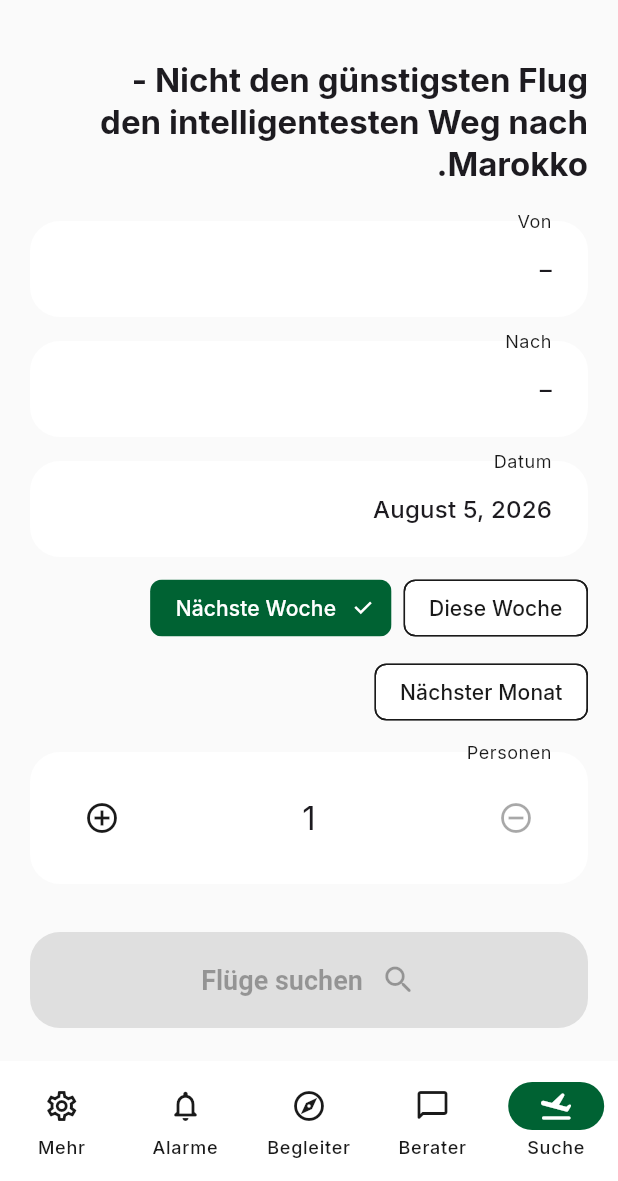
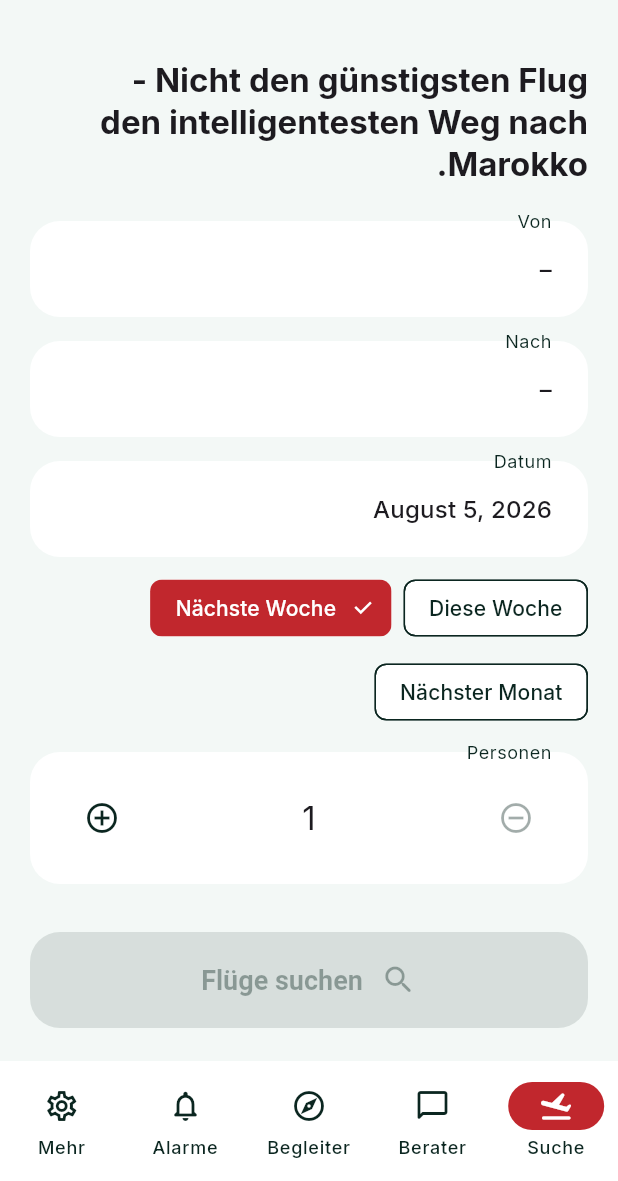
Before and after one commit to bakr1100-cyber/Bakr, a Flutter app: the screen it shows after launch, after a tap on "الدارجة", on a phone screen of 412 x 824 dp, the part 55-1236 px from its top. Run offline on Flutter 3.47's test engine with Material 3 defaults, Android fonts, the phone set to English and light mode, and no system bars; our stand-ins replace firebase_core, firebase_messaging, flutter_local_notifications, flutter_tts, google_fonts, shared_preferences and 1 more; accounts and stored records are empty.

Commit message:
New brand palette: Fès-Smaragd (teal-emerald green as primary accent)
Replaces the flat flag red/green with a saturated teal-emerald ("Fès-Smaragd")
as the primary UI accent, keeps flag red as a sparing secondary/error accent,
and adds a gold tertiary for highlights. The true flag colors are kept only
for the literal flag decoration on the language select screen.

```diff
--- a/lib/core/theme/app_colors.dart
+++ b/lib/core/theme/app_colors.dart
@@ -1,29 +1,36 @@
 import 'package:flutter/material.dart';
 
-/// Palette drawn from the Moroccan flag: red field, green pentagram, white.
+/// "Fès-Smaragd": a saturated teal-emerald (blend of Fès riad-roof turquoise
+/// and jewel emerald) as the brand accent, with the Moroccan flag red kept
+/// as a sparing accent and gold as a tertiary highlight.
 class AppColors {
   AppColors._();
 
   static const Color moroccoRed = Color(0xFFC1272D);
-  static const Color moroccoGreen = Color(0xFF006233);
+  static const Color moroccoGreen = Color(0xFF00A88C);
   static const Color moroccoWhite = Color(0xFFFFFFFF);
+  static const Color moroccoGold = Color(0xFFDEB44C);
+
+  /// True Moroccan flag green — only for rendering the actual flag, not the
+  /// app's UI accent (see [moroccoGreen] for that).
+  static const Color flagGreen = Color(0xFF006233);
 
   static const Color redDark = Color(0xFF8E1B21);
-  static const Color greenDark = Color(0xFF00431F);
+  static const Color greenDark = Color(0xFF066455);
 
   // Light theme surfaces
-  static const Color lightBackground = Color(0xFFFAFAFA);
+  static const Color lightBackground = Color(0xFFF3F8F6);
   static const Color lightSurface = Color(0xFFFFFFFF);
-  static const Color lightOnSurface = Color(0xFF1A1A1A);
-  static const Color lightSubtle = Color(0xFF6B6B6B);
+  static const Color lightOnSurface = Color(0xFF0B2620);
+  static const Color lightSubtle = Color(0xFF5B7A72);
 
   // Dark theme surfaces
-  static const Color darkBackground = Color(0xFF121212);
-  static const Color darkSurface = Color(0xFF1E1E1E);
-  static const Color darkOnSurface = Color(0xFFF2F2F2);
-  static const Color darkSubtle = Color(0xFFAFAFAF);
+  static const Color darkBackground = Color(0xFF08201B);
+  static const Color darkSurface = Color(0xFF102822);
+  static const Color darkOnSurface = Color(0xFFDEF5EE);
+  static const Color darkSubtle = Color(0xFF7FC7B6);
 
   static const Color success = moroccoGreen;
   static const Color danger = moroccoRed;
-  static const Color warning = Color(0xFFE0A500);
+  static const Color warning = moroccoGold;
 }
--- a/lib/core/theme/app_theme.dart
+++ b/lib/core/theme/app_theme.dart
@@ -17,10 +17,12 @@ class AppTheme {
 
     final colorScheme = ColorScheme(
       brightness: brightness,
-      primary: AppColors.moroccoRed,
+      primary: AppColors.moroccoGreen,
       onPrimary: AppColors.moroccoWhite,
-      secondary: AppColors.moroccoGreen,
+      secondary: AppColors.moroccoRed,
       onSecondary: AppColors.moroccoWhite,
+      tertiary: AppColors.moroccoGold,
+      onTertiary: AppColors.lightOnSurface,
       error: AppColors.danger,
       onError: AppColors.moroccoWhite,
       surface: isDark ? AppColors.darkSurface : AppColors.lightSurface,
@@ -51,7 +53,7 @@ class AppTheme {
       elevatedButtonTheme: ElevatedButtonThemeData(
         style: ElevatedButton.styleFrom(
           minimumSize: const Size.fromHeight(64),
-          backgroundColor: AppColors.moroccoRed,
+          backgroundColor: AppColors.moroccoGreen,
           foregroundColor: AppColors.moroccoWhite,
           textStyle: const TextStyle(
             fontSize: 18,
@@ -65,7 +67,7 @@ class AppTheme {
       filledButtonTheme: FilledButtonThemeData(
         style: FilledButton.styleFrom(
           minimumSize: const Size.fromHeight(64),
-          backgroundColor: AppColors.moroccoGreen,
+          backgroundColor: AppColors.greenDark,
           foregroundColor: AppColors.moroccoWhite,
           shape: RoundedRectangleBorder(
             borderRadius: BorderRadius.circular(20),
--- a/lib/screens/companion/travel_companion_screen.dart
+++ b/lib/screens/companion/travel_companion_screen.dart
@@ -70,7 +70,7 @@ class TravelCompanionScreen extends StatelessWidget {
                           ? Icons.notifications_active_rounded
                           : Icons.info_outline_rounded,
                       color: event.isUrgent
-                          ? Theme.of(context).colorScheme.primary
+                          ? Theme.of(context).colorScheme.error
                           : null,
                     ),
                     title: Text(event.title),
--- a/lib/screens/onboarding/language_select_screen.dart
+++ b/lib/screens/onboarding/language_select_screen.dart
@@ -23,7 +23,7 @@ class LanguageSelectScreen extends StatelessWidget {
               const Row(
                 children: [
                   Expanded(child: _FlagBar(color: AppColors.moroccoRed)),
-                  Expanded(child: _FlagBar(color: AppColors.moroccoGreen)),
+                  Expanded(child: _FlagBar(color: AppColors.flagGreen)),
                 ],
               ),
               const SizedBox(height: 40),
--- a/lib/widgets/itinerary_card.dart
+++ b/lib/widgets/itinerary_card.dart
@@ -64,7 +64,7 @@ class ItineraryCard extends StatelessWidget {
               Text(
                 itinerary.explanation,
                 style: theme.textTheme.bodyMedium?.copyWith(
-                  color: theme.colorScheme.secondary,
+                  color: theme.colorScheme.primary,
                   fontWeight: FontWeight.w600,
                 ),
               ),
```
Also changed, not shown: 1 other file.
